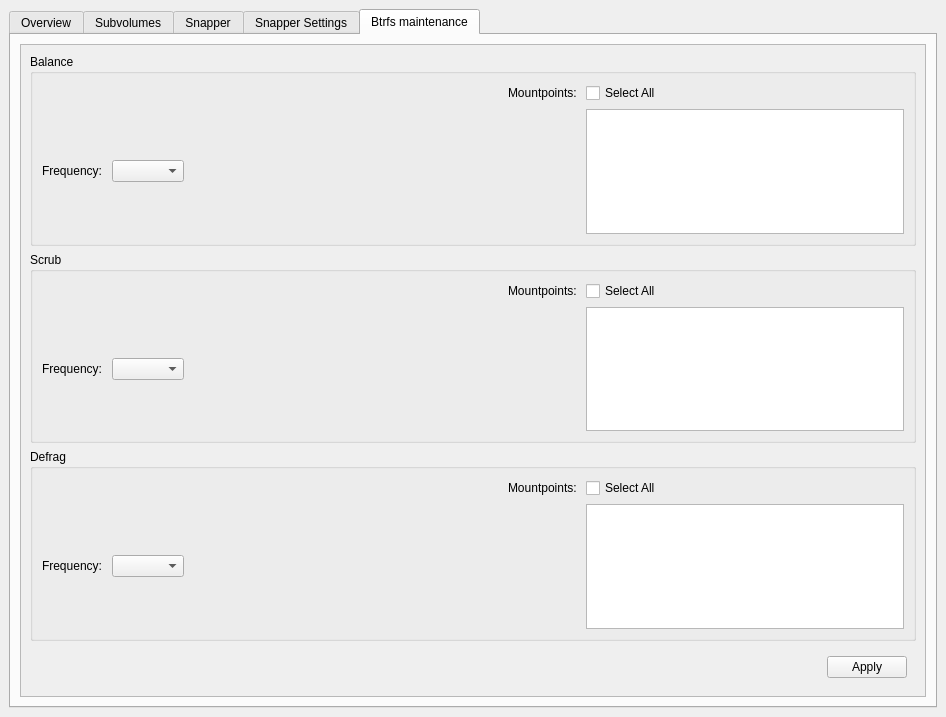
Before: the Qt Designer form src/ui/MainWindow.ui in nexusriot/btrfs-assistant, drawn with Qt 5.
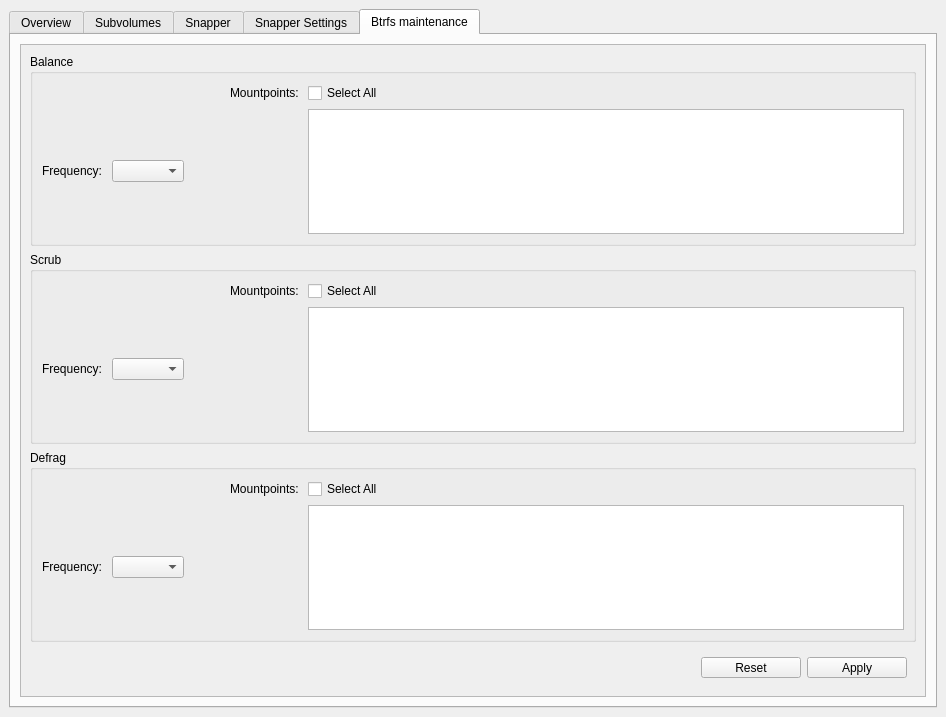
After: the same form once the commit is applied. The open tabs and pages were chosen to show the change. Icons and pictures are not drawn. Custom widgets are drawn as their Qt base class.

Commit message: Btrfs Maintenance Refresh & UI Updates

What changed in the file:
```diff
--- a/src/ui/MainWindow.ui
+++ b/src/ui/MainWindow.ui
@@ -1364,6 +1364,9 @@
                  <property name="orientation">
                   <enum>Qt::Horizontal</enum>
                  </property>
+                 <property name="sizeType">
+                  <enum>QSizePolicy::Preferred</enum>
+                 </property>
                  <property name="sizeHint" stdset="0">
                   <size>
                    <width>40</width>
@@ -1438,6 +1441,9 @@
                  <property name="orientation">
                   <enum>Qt::Horizontal</enum>
                  </property>
+                 <property name="sizeType">
+                  <enum>QSizePolicy::Preferred</enum>
+                 </property>
                  <property name="sizeHint" stdset="0">
                   <size>
                    <width>40</width>
@@ -1522,6 +1528,9 @@
                  <property name="orientation">
                   <enum>Qt::Horizontal</enum>
                  </property>
+                 <property name="sizeType">
+                  <enum>QSizePolicy::Preferred</enum>
+                 </property>
                  <property name="sizeHint" stdset="0">
                   <size>
                    <width>40</width>
@@ -1583,13 +1592,46 @@
                 </spacer>
                </item>
                <item>
-                <widget class="QPushButton" name="pushButton_bmApply">
+                <widget class="QToolButton" name="toolButton_bmReset">
+                 <property name="minimumSize">
+                  <size>
+                   <width>100</width>
+                   <height>0</height>
+                  </size>
+                 </property>
+                 <property name="text">
+                  <string>Reset</string>
+                 </property>
+                 <property name="icon">
+                  <iconset resource="../../icons/icons.qrc">
+                   <normaloff>:/icons/reset.png</normaloff>:/icons/reset.png</iconset>
+                 </property>
+                 <property name="toolButtonStyle">
+                  <enum>Qt::ToolButtonTextUnderIcon</enum>
+                 </property>
+                </widget>
+               </item>
+               <item>
+                <widget class="QToolButton" name="toolButton_bmApply">
+                 <property name="minimumSize">
+                  <size>
+                   <width>100</width>
+                   <height>0</height>
+                  </size>
+                 </property>
                  <property name="toolTip">
                   <string>&lt;html&gt;&lt;head/&gt;&lt;body&gt;&lt;p&gt;Update Btrfs Maintenance config file and call service to load new settings.&lt;/p&gt;&lt;/body&gt;&lt;/html&gt;</string>
                  </property>
                  <property name="text">
                   <string>Apply</string>
                  </property>
+                 <property name="icon">
+                  <iconset resource="../../icons/icons.qrc">
+                   <normaloff>:/icons/checkmark.png</normaloff>:/icons/checkmark.png</iconset>
+                 </property>
+                 <property name="toolButtonStyle">
+                  <enum>Qt::ToolButtonTextUnderIcon</enum>
+                 </property>
                 </widget>
                </item>
               </layout>
```
Left out of the diff: 42 changed lines with no effect on the pictures. The commit also changes 5 other files.
